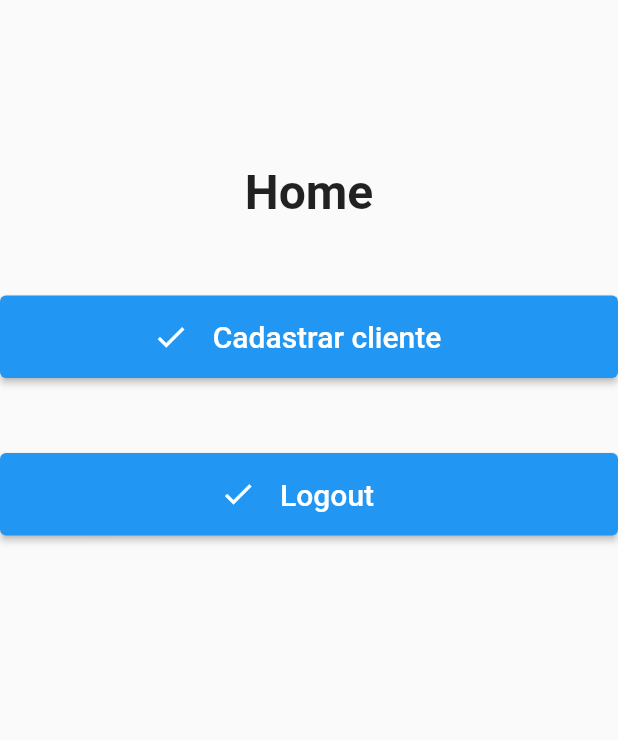
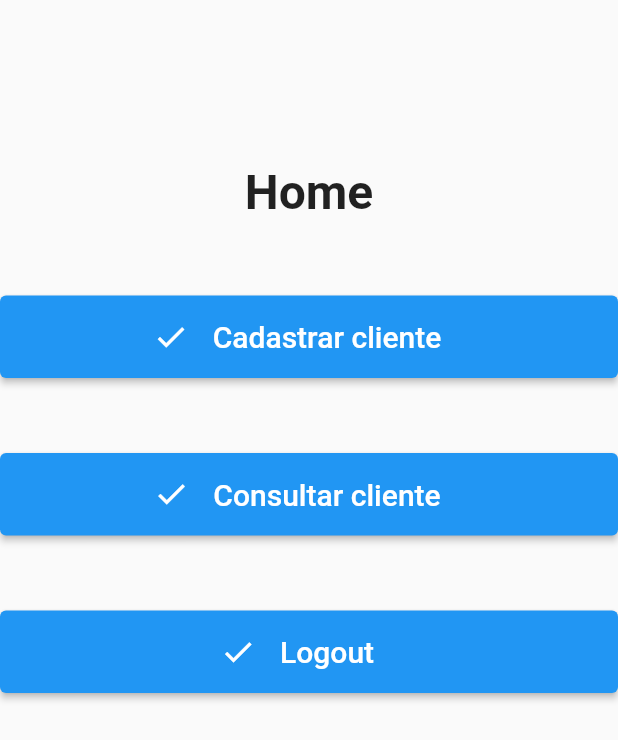
Before and after one commit to Bruno-Eduardo-Ferreira/Fast-Parking, a Flutter app: the screen it shows once a user with an empty profile is signed in, on a phone screen of 412 x 824 dp. Shown: the top 740 px of the screen. Run offline on Flutter 3.47's test engine with Material 2 defaults, Android fonts, the phone set to English and light mode, and no system bars; our stand-ins replace cloud_firestore, firebase_auth, firebase_core; accounts and stored records are empty.

Commit message:
consultar-cliente

```diff
--- a/lib/presentation/pages/home/home_page.dart
+++ b/lib/presentation/pages/home/home_page.dart
@@ -2,6 +2,7 @@ import 'package:fast_parking1/services/auth_service.dart';
 import 'package:flutter/material.dart';
 
 import '../cadastro/cadastro_cliente_page.dart';
+import '../consulta/consulta_cliente_page.dart';
 
 class HomePage extends StatefulWidget {
   const HomePage({Key? key}) : super(key: key);
@@ -17,7 +18,8 @@ class _HomePageState extends State<HomePage> {
   @override
   Widget build(BuildContext context) {
     return Scaffold(
-      body: Column(
+      body: SafeArea(
+        child: Column(
           children: [
             const Center(
               child: Padding(
@@ -53,6 +55,27 @@ class _HomePageState extends State<HomePage> {
                 padding: const EdgeInsets.only(top: 50.0),
                 child: ElevatedButton(
                             onPressed: () {
+                                Navigator.of(context).push(MaterialPageRoute(builder: (context) => const ConsultaCliente()));
+                                 },
+                            child: Row(
+                              mainAxisAlignment: MainAxisAlignment.center,
+                              children: const [
+                                Icon(Icons.check),
+                                Padding(
+                                  padding: EdgeInsets.all(16),
+                                  child: Text(
+                                    'Consultar cliente',
+                                    style: TextStyle(fontSize: 20),
+                                  ),
+                                ),
+                              ],
+                            ),
+                ),
+              ),
+            Padding(
+              padding: const EdgeInsets.only(top: 50.0),
+              child: ElevatedButton(
+                          onPressed: () {
                               auth.logout();
                           },
                           child: Row(
@@ -72,6 +95,7 @@ class _HomePageState extends State<HomePage> {
             ),
           ],
         ),
+      ),
     );
   }
 }
```
Also changed, not shown: lib/presentation/pages/consulta/consulta_cliente_page.dart (added, +72 -0 lines). Lines whose indentation alone changed are shown as unchanged.
